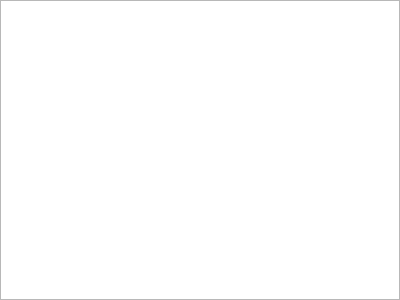
Qt form src/capturedevicepicker.ui (raviddog/capture-card-viewer) before a commit.
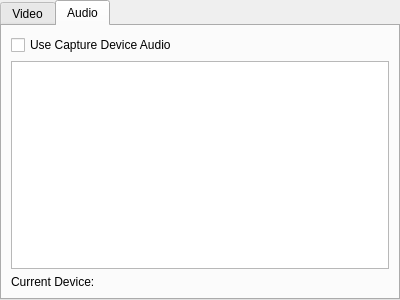
The same form after that commit. The open tabs and pages were chosen to show the change.

Commit message: added separate audio device capture option

The edit to the form file:
```diff
--- a/src/capturedevicepicker.ui
+++ b/src/capturedevicepicker.ui
@@ -30,7 +30,52 @@
     <number>0</number>
    </property>
    <item>
-    <widget class="QListWidget" name="deviceList"/>
+    <widget class="QTabWidget" name="tabWidget">
+     <property name="currentIndex">
+      <number>0</number>
+     </property>
+     <widget class="QWidget" name="tab">
+      <attribute name="title">
+       <string>Video</string>
+      </attribute>
+      <layout class="QVBoxLayout" name="verticalLayout_2">
+       <item>
+        <widget class="QListWidget" name="videoDeviceList"/>
+       </item>
+       <item>
+        <widget class="QLabel" name="lblCurVideoDevice">
+         <property name="text">
+          <string>Current Device:</string>
+         </property>
+        </widget>
+       </item>
+      </layout>
+     </widget>
+     <widget class="QWidget" name="tab_2">
+      <attribute name="title">
+       <string>Audio</string>
+      </attribute>
+      <layout class="QVBoxLayout" name="verticalLayout_3">
+       <item>
+        <widget class="QCheckBox" name="cbUseCaptureDeviceAudio">
+         <property name="text">
+          <string>Use Capture Device Audio</string>
+         </property>
+        </widget>
+       </item>
+       <item>
+        <widget class="QListWidget" name="audioDeviceList"/>
+       </item>
+       <item>
+        <widget class="QLabel" name="lblCurAudioDevice">
+         <property name="text">
+          <string>Current Device:</string>
+         </property>
+        </widget>
+       </item>
+      </layout>
+     </widget>
+    </widget>
    </item>
   </layout>
  </widget>
```
The commit also changes 5 other files.
